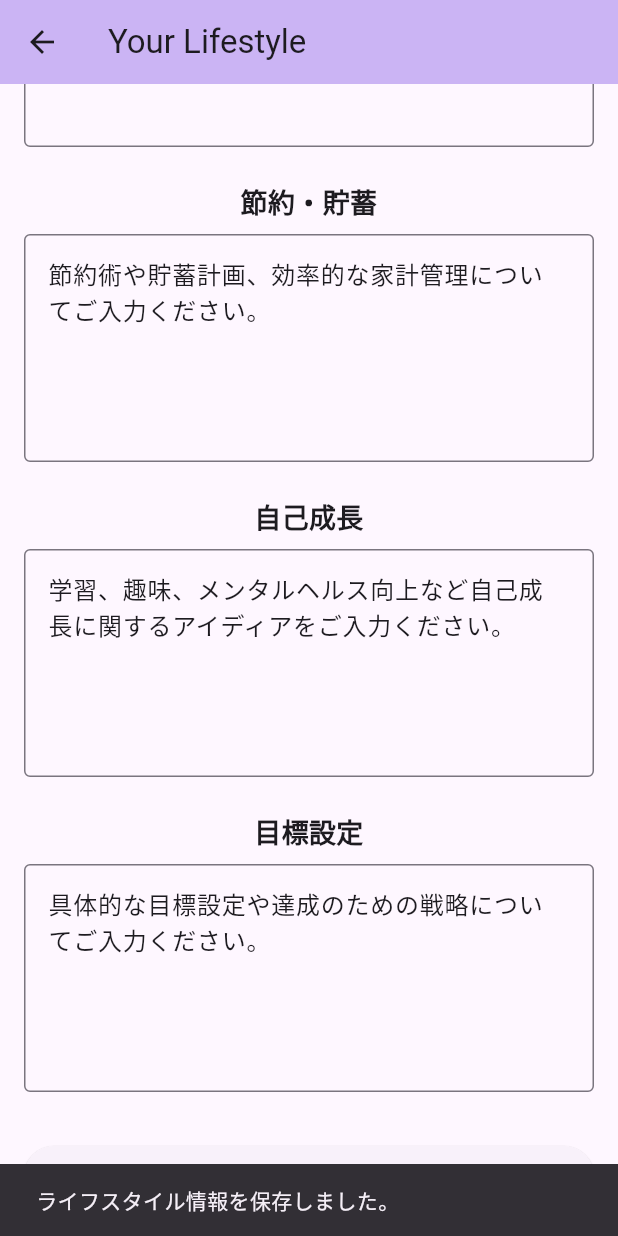
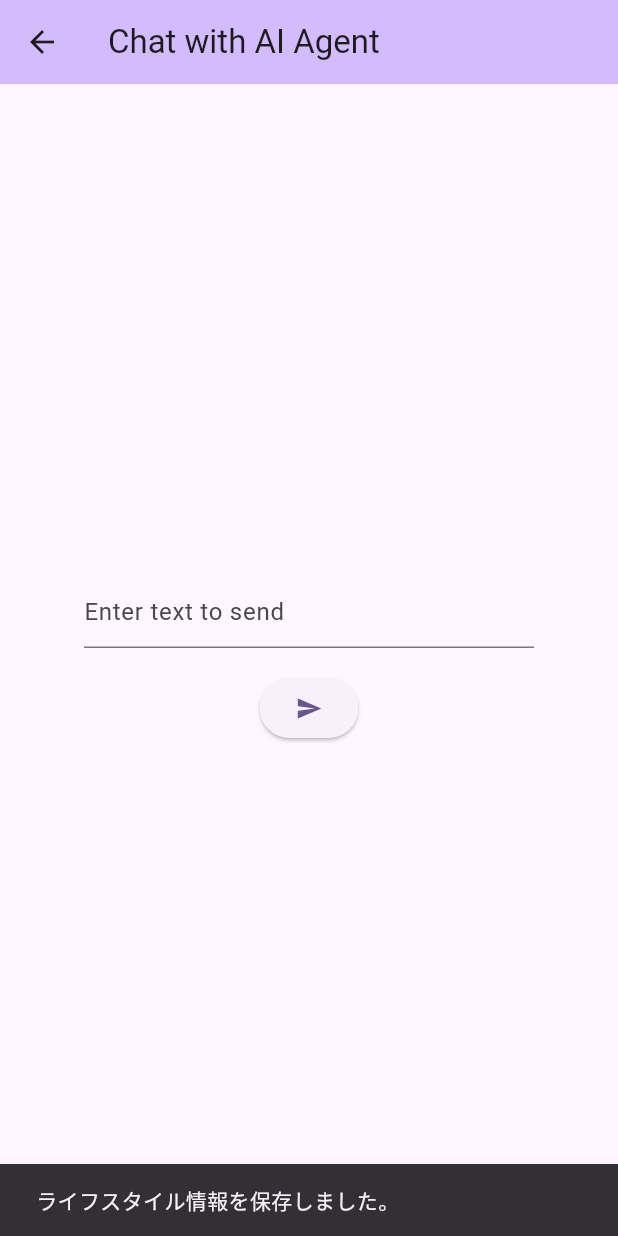
Before and after one commit to yamamomo2022/balance_ai_agent, a Flutter app: the LifestylePage screen opened directly, scrolled down 160 dp, after a tap on "保存", on a phone screen of 412 x 824 dp. Run offline on Flutter 3.47's test engine with Material 3 defaults, Android fonts, the phone set to English and light mode, and no system bars; our stand-ins replace dio.

Commit message:
feat: 🎸 create_lifestyle_ai_agent_page

```diff
--- /dev/null
+++ b/lib/lifestyle_ai_agent_page.dart
@@ -0,0 +1,93 @@
+import 'package:flutter/material.dart';
+import 'models/lifestyle.dart';
+
+class LifestyleAIAgentPage extends StatefulWidget {
+  final Lifestyle lifestyle;
+  const LifestyleAIAgentPage({Key? key, required this.lifestyle})
+      : super(key: key);
+
+  @override
+  _LifestyleAIAgentPageState createState() => _LifestyleAIAgentPageState();
+}
+
+class _LifestyleAIAgentPageState extends State<LifestyleAIAgentPage> {
+  final List<String> messages = [];
+  final TextEditingController messageController = TextEditingController();
+
+  // 事前プロンプト（ライフスタイル情報）を文字列に整形
+  String get prePrompt {
+    return '体験投資: ${widget.lifestyle.investment}\n'
+        '節約・貯蓄: ${widget.lifestyle.savings}\n'
+        '自己成長: ${widget.lifestyle.growth}\n'
+        '目標設定: ${widget.lifestyle.goals}\n';
+  }
+
+  @override
+  void initState() {
+    super.initState();
+    // 最初のメッセージとして事前プロンプトを表示
+    messages.add('【事前プロンプト】\n$prePrompt');
+  }
+
+  void _sendMessage() {
+    if (messageController.text.trim().isEmpty) return;
+    setState(() {
+      messages.add("あなた: ${messageController.text}");
+      // ここで生成AIへのリクエストを実施、今回はエコーする例
+      messages.add("AI: ${messageController.text}");
+    });
+    messageController.clear();
+  }
+
+  @override
+  void dispose() {
+    messageController.dispose();
+    super.dispose();
+  }
+
+  @override
+  Widget build(BuildContext context) {
+    return Scaffold(
+      appBar: AppBar(
+        backgroundColor: Theme.of(context).colorScheme.inversePrimary,
+        title: const Text('Chat with AI Agent'),
+      ),
+      body: Column(
+        mainAxisAlignment: MainAxisAlignment.center,
+        children: [
+          // Expanded(
+          //   child: ListView.builder(
+          //     padding: const EdgeInsets.all(16),
+          //     itemCount: messages.length,
+          //     itemBuilder: (context, index) {
+          //       return Padding(
+          //         padding: const EdgeInsets.symmetric(vertical: 4),
+          //         child: Text(
+          //           messages[index],
+          //           style: const TextStyle(fontSize: 16),
+          //         ),
+          //       );
+          //     },
+          //   ),
+          // ),
+          Center(
+            child: ConstrainedBox(
+              constraints: const BoxConstraints(maxWidth: 300),
+              child: TextField(
+                controller: messageController,
+                decoration: const InputDecoration(
+                  hintText: 'Enter text to send',
+                ),
+              ),
+            ),
+          ),
+          const SizedBox(height: 16),
+          ElevatedButton(
+            onPressed: () {},
+            child: const Icon(Icons.send),
+          ),
+        ],
+      ),
+    );
+  }
+}
--- a/lib/lifestyle_page.dart
+++ b/lib/lifestyle_page.dart
@@ -1,5 +1,6 @@
 import 'package:flutter/material.dart';
 import 'models/lifestyle.dart'; // Lifestyle クラスの定義ファイルをインポート
+import 'lifestyle_ai_agent_page.dart';
 
 class LifestylePage extends StatefulWidget {
   const LifestylePage({Key? key}) : super(key: key);
@@ -42,6 +43,10 @@ class _LifestylePageState extends State<LifestylePage> {
     ScaffoldMessenger.of(context).showSnackBar(
       const SnackBar(content: Text('ライフスタイル情報を保存しました。')),
     );
+    Navigator.push(
+        context,
+        MaterialPageRoute(
+            builder: (context) => LifestyleAIAgentPage(lifestyle: lifestyle)));
   }
 
   @override
```
